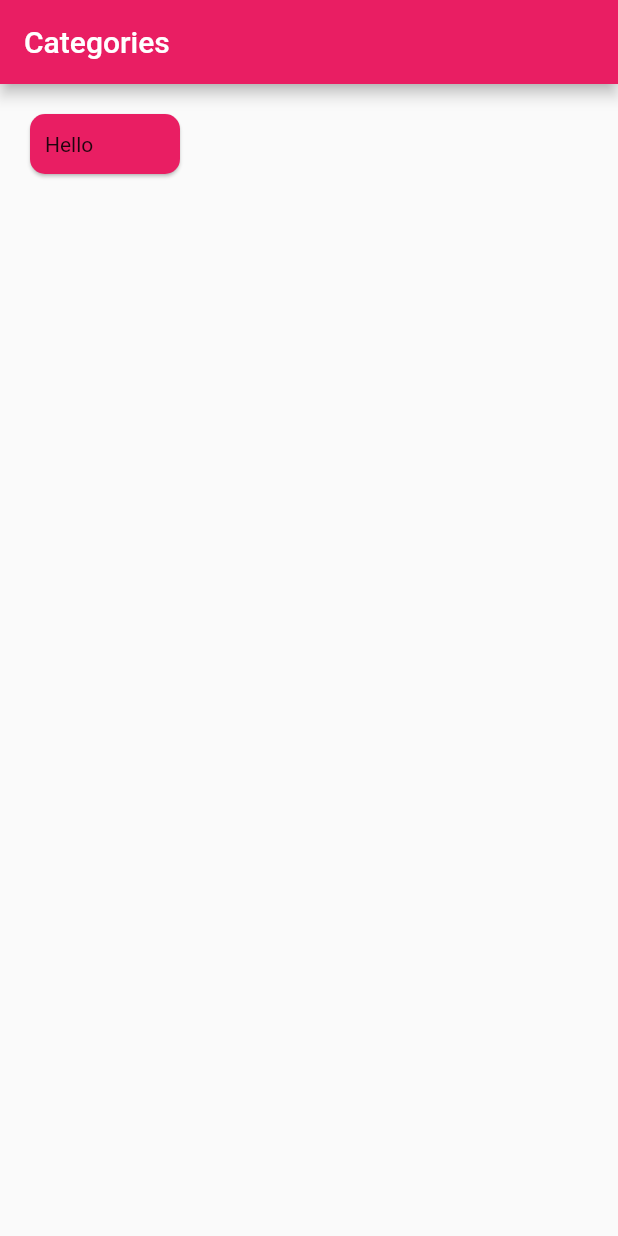
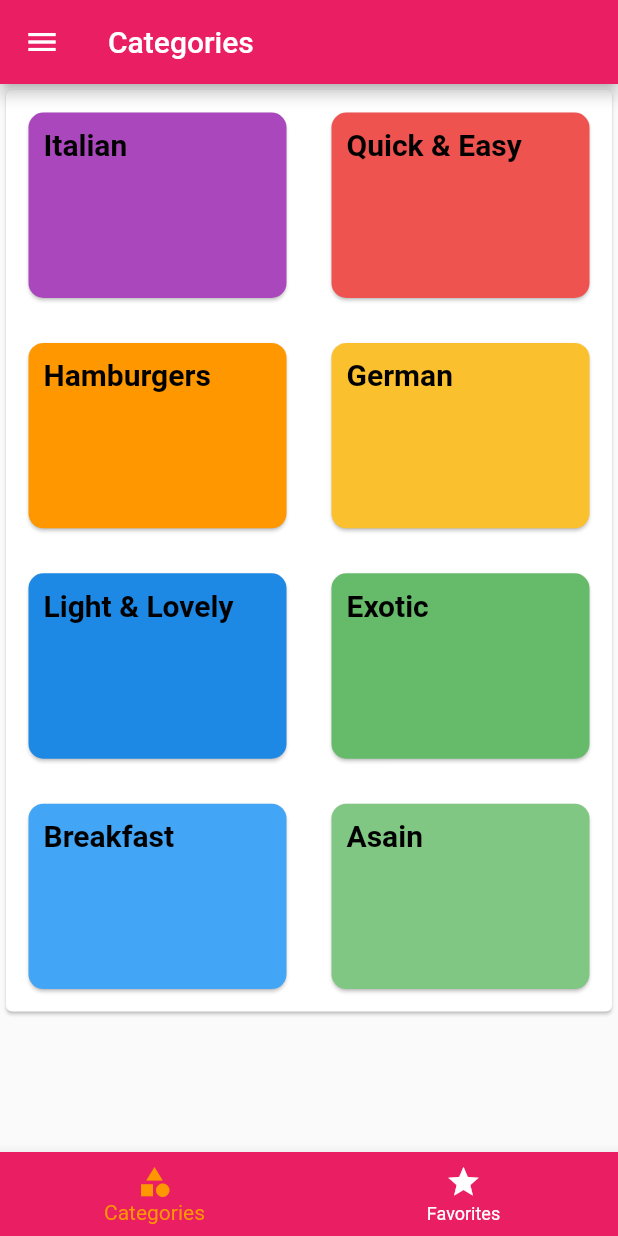
Before and after one commit to Punlork/mealapp, a Flutter app: the screen it shows after launch, on a phone screen of 412 x 824 dp. Run offline on Flutter 3.47's test engine with Material 2 defaults, Android fonts, the phone set to English and light mode, and no system bars.

Commit message:
Starting home page

```diff
--- a/lib/main.dart
+++ b/lib/main.dart
@@ -1,3 +1,5 @@
+// ignore_for_file: use_key_in_widget_constructors
+
 import 'package:flutter/material.dart';
 
 import './models/home_page.dart';
--- a/lib/models/home_page.dart
+++ b/lib/models/home_page.dart
@@ -5,34 +5,144 @@ import 'package:flutter/material.dart';
 class HomePage extends StatelessWidget {
   static String tag = 'home-tag';
 
-  Widget mealCategories() {
-    return Card(
-      color: Colors.pink,
-      margin: EdgeInsets.all(20),
-      shape: RoundedRectangleBorder(
-        borderRadius: BorderRadius.circular(10),
-      ),
-      child: Container(
-        padding: EdgeInsets.all(10),
-        height: 40,
-        width: 100,
-        alignment: Alignment.centerLeft,
-        child: Text(
-          'Hello',
+  Widget mealCategories(
+    Size mediaQuery,
+    String title,
+    Color color,
+  ) {
+    return GestureDetector(
+      onTap: () {
+        print('hello');
+      },
+      child: Card(
+        color: color,
+        margin: const EdgeInsets.all(15),
+        shape: RoundedRectangleBorder(
+          borderRadius: BorderRadius.circular(10),
+        ),
+        child: Container(
+          padding: const EdgeInsets.all(10),
+          height: mediaQuery.height * 0.15,
+          width: mediaQuery.width * 0.6,
+          alignment: Alignment.topLeft,
+          child: Text(
+            title,
+            style: const TextStyle(
+              fontSize: 20,
+              color: Colors.black,
+              fontWeight: FontWeight.bold,
+            ),
+          ),
         ),
       ),
     );
   }
 
+  final drawer = Drawer(
+    child: ListView(
+      padding: EdgeInsets.zero,
+      children: [
+        DrawerHeader(
+          decoration: BoxDecoration(
+            color: Colors.yellow.shade800,
+          ),
+          child: Text(
+            'Cooking Up!',
+            textAlign: TextAlign.left,
+            style: TextStyle(
+              color: Colors.red.shade600,
+              fontWeight: FontWeight.bold,
+              fontSize: 35,
+            ),
+          ),
+        ),
+        ListTile(
+          leading: const Icon(Icons.emoji_food_beverage),
+          title: const Text(
+            'Meals',
+            style: TextStyle(
+              fontWeight: FontWeight.bold,
+              fontSize: 20,
+            ),
+          ),
+          onTap: () {},
+        ),
+        ListTile(
+          leading: const Icon(Icons.settings),
+          title: const Text(
+            'Filters',
+            style: TextStyle(
+              fontWeight: FontWeight.bold,
+              fontSize: 20,
+            ),
+          ),
+          onTap: () {},
+        ),
+      ],
+    ),
+  );
+
+  final buttomNavi = BottomNavigationBar(
+    backgroundColor: Colors.pink,
+    selectedItemColor: Colors.orange,
+    unselectedItemColor: Colors.white,
+    items: const <BottomNavigationBarItem>[
+      BottomNavigationBarItem(
+        icon: Icon(
+          Icons.category,
+        ),
+        label: 'Categories',
+      ),
+      BottomNavigationBarItem(
+        icon: Icon(
+          Icons.star,
+        ),
+        label: 'Favorites',
+      ),
+    ],
+  );
+
   @override
   Widget build(BuildContext context) {
+    final mediaQeury = MediaQuery.of(context).size;
+
     return Scaffold(
       appBar: AppBar(
-        title: const Text(
-          'Categories',
+        title: const Text('Categories'),
+      ),
+      drawer: drawer,
+      body: Card(
+        child: Table(
+          children: [
+            TableRow(
+              children: [
+                mealCategories(mediaQeury, 'Italian', Colors.purple.shade400),
+                mealCategories(mediaQeury, 'Quick & Easy', Colors.red.shade400),
+              ],
+            ),
+            TableRow(
+              children: [
+                mealCategories(mediaQeury, 'Hamburgers', Colors.orange),
+                mealCategories(mediaQeury, 'German', Colors.yellow.shade700),
+              ],
+            ),
+            TableRow(
+              children: [
+                mealCategories(
+                    mediaQeury, 'Light & Lovely', Colors.blue.shade600),
+                mealCategories(mediaQeury, 'Exotic', Colors.green.shade400),
+              ],
+            ),
+            TableRow(
+              children: [
+                mealCategories(mediaQeury, 'Breakfast', Colors.blue.shade400),
+                mealCategories(mediaQeury, 'Asain', Colors.green.shade300),
+              ],
+            ),
+          ],
         ),
       ),
-      body: mealCategories(),
+      bottomNavigationBar: buttomNavi,
     );
   }
 }
```
